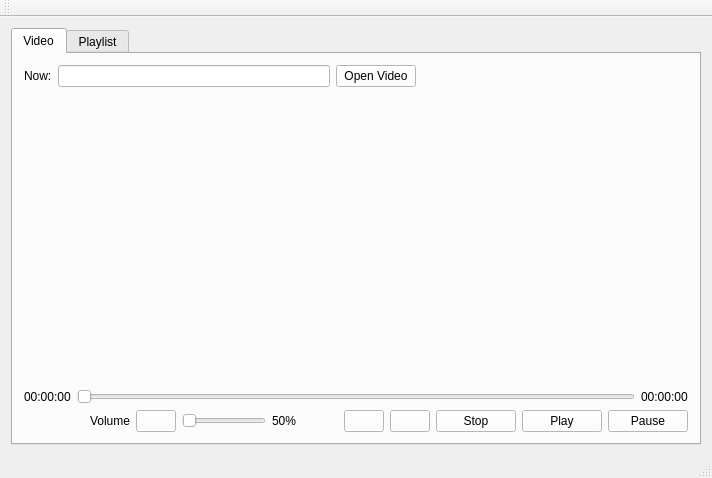
Before: the Qt Designer form VideoPlayer/playerview.ui in Dr-Livsey/oop_labs, drawn with Qt 5.
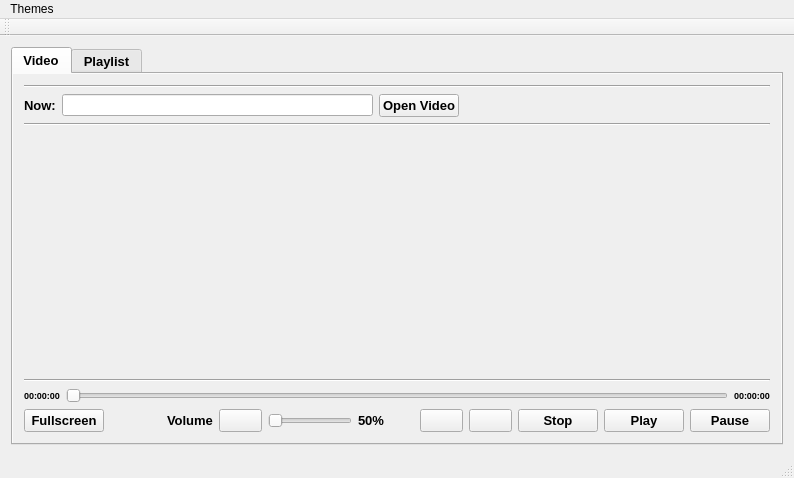
After: the same form once the commit is applied. The open tabs and pages were chosen to show the change.

```diff
--- a/VideoPlayer/playerview.ui
+++ b/VideoPlayer/playerview.ui
@@ -6,7 +6,7 @@
    <rect>
     <x>0</x>
     <y>0</y>
-    <width>712</width>
+    <width>783</width>
     <height>478</height>
    </rect>
   </property>
@@ -14,439 +14,84 @@
    <string>PlayerView</string>
   </property>
   <widget class="QWidget" name="centralWidget">
+   <property name="sizePolicy">
+    <sizepolicy hsizetype="Preferred" vsizetype="Preferred">
+     <horstretch>0</horstretch>
+     <verstretch>0</verstretch>
+    </sizepolicy>
+   </property>
+   <property name="autoFillBackground">
+    <bool>true</bool>
+   </property>
    <layout class="QVBoxLayout" name="verticalLayout_2">
     <item>
      <widget class="QTabWidget" name="tabWidget">
+      <property name="font">
+       <font>
+        <pointsize>10</pointsize>
+        <weight>75</weight>
+        <bold>true</bold>
+       </font>
+      </property>
+      <property name="tabletTracking">
+       <bool>false</bool>
+      </property>
+      <property name="focusPolicy">
+       <enum>Qt::NoFocus</enum>
+      </property>
+      <property name="autoFillBackground">
+       <bool>true</bool>
+      </property>
+      <property name="styleSheet">
+       <string notr="true"/>
+      </property>
+      <property name="tabShape">
+       <enum>QTabWidget::Rounded</enum>
+      </property>
       <property name="currentIndex">
        <number>1</number>
       </property>
+      <property name="tabBarAutoHide">
+       <bool>false</bool>
+      </property>
       <widget class="QWidget" name="Video">
-       <property name="palette">
-        <palette>
-         <active>
-          <colorrole role="WindowText">
-           <brush brushstyle="SolidPattern">
-            <color alpha="255">
-             <red>0</red>
-             <green>0</green>
-             <blue>0</blue>
-            </color>
-           </brush>
-          </colorrole>
-          <colorrole role="Button">
-           <brush brushstyle="SolidPattern">
-            <color alpha="255">
-             <red>255</red>
-             <green>255</green>
-             <blue>255</blue>
-            </color>
-           </brush>
-          </colorrole>
-          <colorrole role="Light">
-           <brush brushstyle="SolidPattern">
-            <color alpha="255">
-             <red>255</red>
-             <green>255</green>
-             <blue>255</blue>
-            </color>
-           </brush>
-          </colorrole>
-          <colorrole role="Midlight">
-           <brush brushstyle="SolidPattern">
-            <color alpha="255">
-             <red>255</red>
-             <green>255</green>
-             <blue>255</blue>
-            </color>
-           </brush>
-          </colorrole>
-          <colorrole role="Dark">
-           <brush brushstyle="SolidPattern">
-            <color alpha="255">
-             <red>127</red>
-             <green>127</green>
-             <blue>127</blue>
-            </color>
-           </brush>
-          </colorrole>
-          <colorrole role="Mid">
-           <brush brushstyle="SolidPattern">
-            <color alpha="255">
-             <red>170</red>
-             <green>170</green>
-             <blue>170</blue>
-            </color>
-           </brush>
-          </colorrole>
-          <colorrole role="Text">
-           <brush brushstyle="SolidPattern">
-            <color alpha="255">
-             <red>0</red>
-             <green>0</green>
-             <blue>0</blue>
-            </color>
-           </brush>
-          </colorrole>
-          <colorrole role="BrightText">
-           <brush brushstyle="SolidPattern">
-            <color alpha="255">
-             <red>255</red>
-             <green>255</green>
-             <blue>255</blue>
-            </color>
-           </brush>
-          </colorrole>
-          <colorrole role="ButtonText">
-           <brush brushstyle="SolidPattern">
-            <color alpha="255">
-             <red>0</red>
-             <green>0</green>
-             <blue>0</blue>
-            </color>
-           </brush>
-          </colorrole>
-          <colorrole role="Base">
-           <brush brushstyle="SolidPattern">
-            <color alpha="255">
-             <red>255</red>
-             <green>255</green>
-             <blue>255</blue>
-            </color>
-           </brush>
-          </colorrole>
-          <colorrole role="Window">
-           <brush brushstyle="SolidPattern">
-            <color alpha="255">
-             <red>255</red>
-             <green>255</green>
-             <blue>255</blue>
-            </color>
-           </brush>
-          </colorrole>
-          <colorrole role="Shadow">
-           <brush brushstyle="SolidPattern">
-            <color alpha="255">
-             <red>0</red>
-             <green>0</green>
-             <blue>0</blue>
-            </color>
-           </brush>
-          </colorrole>
-          <colorrole role="AlternateBase">
-           <brush brushstyle="SolidPattern">
-            <color alpha="255">
-             <red>255</red>
-             <green>255</green>
-             <blue>255</blue>
-            </color>
-           </brush>
-          </colorrole>
-          <colorrole role="ToolTipBase">
-           <brush brushstyle="SolidPattern">
-            <color alpha="255">
-             <red>255</red>
-             <green>255</green>
-             <blue>220</blue>
-            </color>
-           </brush>
-          </colorrole>
-          <colorrole role="ToolTipText">
-           <brush brushstyle="SolidPattern">
-            <color alpha="255">
-             <red>0</red>
-             <green>0</green>
-             <blue>0</blue>
-            </color>
-           </brush>
-          </colorrole>
-         </active>
-         <inactive>
-          <colorrole role="WindowText">
-           <brush brushstyle="SolidPattern">
-            <color alpha="255">
-             <red>0</red>
-             <green>0</green>
-             <blue>0</blue>
-            </color>
-           </brush>
-          </colorrole>
-          <colorrole role="Button">
-           <brush brushstyle="SolidPattern">
-            <color alpha="255">
-             <red>255</red>
-             <green>255</green>
-             <blue>255</blue>
-            </color>
-           </brush>
-          </colorrole>
-          <colorrole role="Light">
-           <brush brushstyle="SolidPattern">
-            <color alpha="255">
-             <red>255</red>
-             <green>255</green>
-             <blue>255</blue>
-            </color>
-           </brush>
-          </colorrole>
-          <colorrole role="Midlight">
-           <brush brushstyle="SolidPattern">
-            <color alpha="255">
-             <red>255</red>
-             <green>255</green>
-             <blue>255</blue>
-            </color>
-           </brush>
-          </colorrole>
-          <colorrole role="Dark">
-           <brush brushstyle="SolidPattern">
-            <color alpha="255">
-             <red>127</red>
-             <green>127</green>
-             <blue>127</blue>
-            </color>
-           </brush>
-          </colorrole>
-          <colorrole role="Mid">
-           <brush brushstyle="SolidPattern">
-            <color alpha="255">
-             <red>170</red>
-             <green>170</green>
-             <blue>170</blue>
-            </color>
-           </brush>
-          </colorrole>
-          <colorrole role="Text">
-           <brush brushstyle="SolidPattern">
-            <color alpha="255">
-             <red>0</red>
-             <green>0</green>
-             <blue>0</blue>
-            </color>
-           </brush>
-          </colorrole>
-          <colorrole role="BrightText">
-           <brush brushstyle="SolidPattern">
-            <color alpha="255">
-             <red>255</red>
-             <green>255</green>
-             <blue>255</blue>
-            </color>
-           </brush>
-          </colorrole>
-          <colorrole role="ButtonText">
-           <brush brushstyle="SolidPattern">
-            <color alpha="255">
-             <red>0</red>
-             <green>0</green>
-             <blue>0</blue>
-            </color>
-           </brush>
-          </colorrole>
-          <colorrole role="Base">
-           <brush brushstyle="SolidPattern">
-            <color alpha="255">
-             <red>255</red>
-             <green>255</green>
-             <blue>255</blue>
-            </color>
-           </brush>
-          </colorrole>
-          <colorrole role="Window">
-           <brush brushstyle="SolidPattern">
-            <color alpha="255">
-             <red>255</red>
-             <green>255</green>
-             <blue>255</blue>
-            </color>
-           </brush>
-          </colorrole>
-          <colorrole role="Shadow">
-           <brush brushstyle="SolidPattern">
-            <color alpha="255">
-             <red>0</red>
-             <green>0</green>
-             <blue>0</blue>
-            </color>
-           </brush>
-          </colorrole>
-          <colorrole role="AlternateBase">
-           <brush brushstyle="SolidPattern">
-            <color alpha="255">
-             <red>255</red>
-             <green>255</green>
-             <blue>255</blue>
-            </color>
-           </brush>
-          </colorrole>
-          <colorrole role="ToolTipBase">
-           <brush brushstyle="SolidPattern">
-            <color alpha="255">
-             <red>255</red>
-             <green>255</green>
-             <blue>220</blue>
-            </color>
-           </brush>
-          </colorrole>
-          <colorrole role="ToolTipText">
-           <brush brushstyle="SolidPattern">
-            <color alpha="255">
-             <red>0</red>
-             <green>0</green>
-             <blue>0</blue>
-            </color>
-           </brush>
-          </colorrole>
-         </inactive>
-         <disabled>
-          <colorrole role="WindowText">
-           <brush brushstyle="SolidPattern">
-            <color alpha="255">
-             <red>127</red>
-             <green>127</green>
-             <blue>127</blue>
-            </color>
-           </brush>
-          </colorrole>
-          <colorrole role="Button">
-           <brush brushstyle="SolidPattern">
-            <color alpha="255">
-             <red>255</red>
-             <green>255</green>
-             <blue>255</blue>
-            </color>
-           </brush>
-          </colorrole>
-          <colorrole role="Light">
-           <brush brushstyle="SolidPattern">
-            <color alpha="255">
-             <red>255</red>
-             <green>255</green>
-             <blue>255</blue>
-            </color>
-           </brush>
-          </colorrole>
-          <colorrole role="Midlight">
-           <brush brushstyle="SolidPattern">
-            <color alpha="255">
-             <red>255</red>
-             <green>255</green>
-             <blue>255</blue>
-            </color>
-           </brush>
-          </colorrole>
-          <colorrole role="Dark">
-           <brush brushstyle="SolidPattern">
-            <color alpha="255">
-             <red>127</red>
-             <green>127</green>
-             <blue>127</blue>
-            </color>
-           </brush>
-          </colorrole>
-          <colorrole role="Mid">
-           <brush brushstyle="SolidPattern">
-            <color alpha="255">
-             <red>170</red>
-             <green>170</green>
-             <blue>170</blue>
-            </color>
-           </brush>
-          </colorrole>
-          <colorrole role="Text">
-           <brush brushstyle="SolidPattern">
-            <color alpha="255">
-             <red>127</red>
-             <green>127</green>
-             <blue>127</blue>
-            </color>
-           </brush>
-          </colorrole>
-          <colorrole role="BrightText">
-           <brush brushstyle="SolidPattern">
-            <color alpha="255">
-             <red>255</red>
-             <green>255</green>
-             <blue>255</blue>
-            </color>
-           </brush>
-          </colorrole>
-          <colorrole role="ButtonText">
-           <brush brushstyle="SolidPattern">
-            <color alpha="255">
-             <red>127</red>
-             <green>127</green>
-             <blue>127</blue>
-            </color>
-           </brush>
-          </colorrole>
-          <colorrole role="Base">
-           <brush brushstyle="SolidPattern">
-            <color alpha="255">
-             <red>255</red>
-             <green>255</green>
-             <blue>255</blue>
-            </color>
-           </brush>
-          </colorrole>
-          <colorrole role="Window">
-           <brush brushstyle="SolidPattern">
-            <color alpha="255">
-             <red>255</red>
-             <green>255</green>
-             <blue>255</blue>
-            </color>
-           </brush>
-          </colorrole>
-          <colorrole role="Shadow">
-           <brush brushstyle="SolidPattern">
-            <color alpha="255">
-             <red>0</red>
-             <green>0</green>
-             <blue>0</blue>
-            </color>
-           </brush>
-          </colorrole>
-          <colorrole role="AlternateBase">
-           <brush brushstyle="SolidPattern">
-            <color alpha="255">
-             <red>255</red>
-             <green>255</green>
-             <blue>255</blue>
-            </color>
-           </brush>
-          </colorrole>
-          <colorrole role="ToolTipBase">
-           <brush brushstyle="SolidPattern">
-            <color alpha="255">
-             <red>255</red>
-             <green>255</green>
-             <blue>220</blue>
-            </color>
-           </brush>
-          </colorrole>
-          <colorrole role="ToolTipText">
-           <brush brushstyle="SolidPattern">
-            <color alpha="255">
-             <red>0</red>
-             <green>0</green>
-             <blue>0</blue>
-            </color>
-           </brush>
-          </colorrole>
-         </disabled>
-        </palette>
+       <property name="autoFillBackground">
+        <bool>true</bool>
        </property>
        <attribute name="title">
         <string>Video</string>
        </attribute>
        <layout class="QVBoxLayout" name="verticalLayout_6">
+        <item>
+         <widget class="Line" name="line_3">
+          <property name="orientation">
+           <enum>Qt::Horizontal</enum>
+          </property>
+         </widget>
+        </item>
         <item>
          <layout class="QGridLayout" name="gridLayout">
           <property name="topMargin">
            <number>0</number>
           </property>
+          <property name="verticalSpacing">
+           <number>0</number>
+          </property>
           <item row="0" column="0">
            <widget class="QLabel" name="NowLabel">
+            <property name="font">
+             <font>
+              <pointsize>10</pointsize>
+              <weight>75</weight>
+              <bold>true</bold>
+             </font>
+            </property>
+            <property name="autoFillBackground">
+             <bool>false</bool>
+            </property>
+            <property name="styleSheet">
+             <string notr="true"/>
+            </property>
             <property name="text">
              <string>Now:</string>
             </property>
@@ -454,6 +99,15 @@
           </item>
           <item row="0" column="1">
            <widget class="QLineEdit" name="NowLine">
+            <property name="font">
+             <font>
+              <family>MS Sans Serif</family>
+              <pointsize>8</pointsize>
+              <weight>50</weight>
+              <italic>true</italic>
+              <bold>false</bold>
+             </font>
+            </property>
             <property name="readOnly">
              <bool>true</bool>
             </property>
@@ -474,6 +128,12 @@
           </item>
           <item row="0" column="2">
            <widget class="QPushButton" name="OpenVideo">
+            <property name="font">
+             <font>
+              <weight>75</weight>
+              <bold>true</bold>
+             </font>
+            </property>
             <property name="text">
              <string>Open Video</string>
             </property>
@@ -483,6 +143,13 @@
         </item>
         <item>
          <layout class="QVBoxLayout" name="verticalLayout_4">
+          <item>
+           <widget class="Line" name="line_2">
+            <property name="orientation">
+             <enum>Qt::Horizontal</enum>
+            </property>
+           </widget>
+          </item>
           <item>
            <layout class="QHBoxLayout" name="horizontalLayout_4">
             <item>
@@ -493,14 +160,40 @@
                 <verstretch>0</verstretch>
                </sizepolicy>
               </property>
+              <property name="autoFillBackground">
+               <bool>true</bool>
+              </property>
              </widget>
             </item>
            </layout>
           </item>
+          <item>
+           <widget class="Line" name="line">
+            <property name="font">
+             <font>
+              <weight>50</weight>
+              <bold>false</bold>
+             </font>
+            </property>
+            <property name="frameShadow">
+             <enum>QFrame::Sunken</enum>
+            </property>
+            <property name="orientation">
+             <enum>Qt::Horizontal</enum>
+            </property>
+           </widget>
+          </item>
           <item>
            <layout class="QHBoxLayout" name="horizontalLayout_3">
             <item>
              <widget class="QLabel" name="PositionLabel">
+              <property name="font">
+               <font>
+                <pointsize>7</pointsize>
+                <weight>75</weight>
+                <bold>true</bold>
+               </font>
+              </property>
               <property name="text">
                <string>00:00:00</string>
               </property>
@@ -521,6 +214,13 @@
                 <verstretch>0</verstretch>
                </sizepolicy>
               </property>
+              <property name="font">
+               <font>
+                <pointsize>7</pointsize>
+                <weight>75</weight>
+                <bold>true</bold>
+               </font>
+              </property>
               <property name="text">
                <string>00:00:00</string>
               </property>
@@ -533,6 +233,19 @@
             <property name="topMargin">
              <number>0</number>
             </property>
+            <item>
+             <widget class="QPushButton" name="FullscreenButton">
+              <property name="font">
+               <font>
+                <weight>75</weight>
+                <bold>true</bold>
+               </font>
+              </property>
+              <property name="text">
+               <string>Fullscreen</string>
+              </property>
+             </widget>
+            </item>
             <item>
              <spacer name="horizontalSpacer_2">
               <property name="orientation">
@@ -548,6 +261,12 @@
             </item>
             <item>
              <widget class="QLabel" name="VolumeLabel">
+              <property name="font">
+               <font>
+                <weight>75</weight>
+                <bold>true</bold>
+               </font>
+              </property>
               <property name="text">
                <string>Volume</string>
               </property>
@@ -584,6 +303,12 @@
                 <height>0</height>
                </size>
               </property>
+              <property name="font">
+               <font>
+                <weight>75</weight>
+                <bold>true</bold>
+               </font>
+              </property>
               <property name="text">
                <string>50%</string>
               </property>
@@ -598,6 +323,9 @@
             </item>
             <item>
              <widget class="QPushButton" name="NextButton">
+              <property name="styleSheet">
+               <string notr="true"/>
+              </property>
               <property name="text">
                <string/>
               </property>
@@ -605,6 +333,12 @@
             </item>
             <item>
              <widget class="QPushButton" name="Stop">
+              <property name="font">
+               <font>
+                <weight>75</weight>
+                <bold>true</bold>
+               </font>
+              </property>
               <property name="text">
                <string>Stop</string>
               </property>
@@ -612,6 +346,12 @@
             </item>
             <item>
              <widget class="QPushButton" name="Play">
+              <property name="font">
+               <font>
+                <weight>75</weight>
+                <bold>true</bold>
+               </font>
+              </property>
               <property name="text">
                <string>Play</string>
               </property>
@@ -619,6 +359,12 @@
             </item>
             <item>
              <widget class="QPushButton" name="Pause">
+              <property name="font">
+               <font>
+                <weight>75</weight>
+                <bold>true</bold>
+               </font>
+              </property>
               <property name="text">
                <string>Pause</string>
               </property>
@@ -631,150 +377,244 @@
        </layout>
       </widget>
       <widget class="QWidget" name="Playlist">
+       <property name="autoFillBackground">
+        <bool>true</bool>
+       </property>
        <attribute name="title">
         <string>Playlist</string>
        </attribute>
-       <layout class="QVBoxLayout" name="verticalLayout">
+       <layout class="QVBoxLayout" name="verticalLayout_3">
         <item>
-         <layout class="QHBoxLayout" name="horizontalLayout_7">
-          <property name="topMargin">
-           <number>0</number>
-          </property>
+         <layout class="QVBoxLayout" name="verticalLayout">
           <item>
-           <spacer name="horizontalSpacer_5">
-            <property name="orientation">
-             <enum>Qt::Horizontal</enum>
+           <layout class="QHBoxLayout" name="horizontalLayout_7">
+            <property name="topMargin">
+             <number>0</number>
             </property>
-            <property name="sizeType">
-             <enum>QSizePolicy::Expanding</enum>
+            <property name="rightMargin">
+             <number>370</number>
             </property>
-            <property name="sizeHint" stdset="0">
-             <size>
-              <width>20</width>
-              <height>10</height>
-             </size>
-            </property>
-           </spacer>
+            <item>
+             <widget class="QPushButton" name="GotocurrentplButton">
+              <property name="enabled">
+               <bool>false</bool>
+              </property>
+              <property name="sizePolicy">
+               <sizepolicy hsizetype="Preferred" vsizetype="Fixed">
+                <horstretch>0</horstretch>
+                <verstretch>0</verstretch>
+               </sizepolicy>
+              </property>
+              <property name="font">
+               <font>
+                <weight>75</weight>
+                <bold>true</bold>
+               </font>
+              </property>
+              <property name="text">
+               <string>Now Playing</string>
+              </property>
+             </widget>
+            </item>
+            <item>
+             <widget class="QLineEdit" name="NowPlaylistLine">
+              <property name="sizePolicy">
+               <sizepolicy hsizetype="Preferred" vsizetype="Fixed">
+                <horstretch>25</horstretch>
+                <verstretch>0</verstretch>
+               </sizepolicy>
+              </property>
+              <property name="font">
+               <font>
+                <family>MS Sans Serif</family>
+                <pointsize>10</pointsize>
+                <weight>50</weight>
+                <italic>true</italic>
+                <bold>false</bold>
+               </font>
+              </property>
+              <property name="readOnly">
+               <bool>true</bool>
+              </property>
+             </widget>
+            </item>
+           </layout>
           </item>
           <item>
-           <widget class="QPushButton" name="GotocurrentplButton">
-            <property name="enabled">
-             <bool>false</bool>
+           <layout class="QHBoxLayout" name="horizontalLayout">
+            <property name="rightMargin">
+             <number>0</number>
             </property>
-            <property name="sizePolicy">
-             <sizepolicy hsizetype="Preferred" vsizetype="Fixed">
-              <horstretch>0</horstretch>
-              <verstretch>0</verstretch>
-             </sizepolicy>
-            </property>
-            <property name="text">
-             <string>Current playlist</string>
-            </property>
-           </widget>
+            <item>
+             <widget class="QListWidget" name="PlaylistWidget">
+              <property name="sizePolicy">
+               <sizepolicy hsizetype="Preferred" vsizetype="Expanding">
+                <horstretch>0</horstretch>
+                <verstretch>0</verstretch>
+               </sizepolicy>
+              </property>
+              <property name="font">
+               <font>
+                <pointsize>10</pointsize>
+                <weight>50</weight>
+                <italic>true</italic>
+                <bold>false</bold>
+               </font>
+              </property>
+             </widget>
+            </item>
+            <item>
+             <widget class="QListWidget" name="PlaylistContainer">
+              <property name="sizePolicy">
+               <sizepolicy hsizetype="Preferred" vsizetype="Expanding">
+                <horstretch>0</horstretch>
+                <verstretch>0</verstretch>
+               </sizepolicy>
+              </property>
+              <property name="font">
+               <font>
+                <pointsize>11</pointsize>
+               </font>
+              </property>
+              <property name="editTriggers">
+               <set>QAbstractItemView::CurrentChanged|QAbstractItemView::DoubleClicked|QAbstractItemView::EditKeyPressed|QAbstractItemView::SelectedClicked</set>
+              </property>
+             </widget>
+            </item>
+           </layout>
           </item>
           <item>
-           <spacer name="horizontalSpacer_4">
-            <property name="orientation">
-             <enum>Qt::Horizontal</enum>
+           <layout class="QHBoxLayout" name="horizontalLayout_5">
+            <property name="sizeConstraint">
+             <enum>QLayout::SetNoConstraint</enum>
             </property>
-            <property name="sizeType">
-             <enum>QSizePolicy::Preferred</enum>
-            </property>
-            <property name="sizeHint" stdset="0">
-             <size>
-              <width>460</width>
-              <height>10</height>
-             </size>
-            </property>
-           </spacer>
-          </item>
-         </layout>
-        </item>
-        <item>
-         <layout class="QHBoxLayout" name="horizontalLayout">
-          <property name="rightMargin">
-           <number>0</number>
-          </property>
-          <item>
-           <widget class="QListWidget" name="PlaylistWidget">
-            <property name="sizePolicy">
-             <sizepolicy hsizetype="Preferred" vsizetype="Expanding">
-              <horstretch>0</horstretch>
-              <verstretch>0</verstretch>
-             </sizepolicy>
-            </property>
-           </widget>
-          </item>
-          <item>
-           <widget class="QListWidget" name="PlaylistContainer">
-            <property name="sizePolicy">
-             <sizepolicy hsizetype="Preferred" vsizetype="Expanding">
-              <horstretch>0</horstretch>
-              <verstretch>0</verstretch>
-             </sizepolicy>
-            </property>
-           </widget>
-          </item>
-         </layout>
-        </item>
-        <item>
-         <layout class="QHBoxLayout" name="horizontalLayout_8">
-          <item>
-           <widget class="QPushButton" name="Delete">
-            <property name="enabled">
-             <bool>false</bool>
-            </property>
-            <property name="text">
-             <string>Delete</string>
-            </property>
-           </widget>
-          </item>
-          <item>
-           <widget class="QPushButton" name="AddVideo">
-            <property name="text">
-             <string>Add Video</string>
-            </property>
-           </widget>
-          </item>
-          <item>
-           <widget class="QPushButton" name="SavePlaylistButton">
-            <property name="text">
-             <string>Save Playlist</string>
-            </property>
-           </widget>
-          </item>
-          <item>
-           <widget class="QPushButton" name="Reset">
-            <property name="enabled">
-             <bool>false</bool>
-            </property>
-            <property name="text">
-             <string>Reset</string>
-            </property>
-           </widget>
-          </item>
-          <item>
-           <spacer name="horizontalSpacer_3">
-            <property name="orientation">
-             <enum>Qt::Horizontal</enum>
-            </property>
-            <property name="sizeType">
-             <enum>QSizePolicy::Preferred</enum>
-            </property>
-            <property name="sizeHint" stdset="0">
-             <size>
-              <width>250</width>
-              <height>20</height>
-             </size>
-            </property>
-           </spacer>
-          </item>
-          <item>
-           <widget class="QPushButton" name="AddPlaylistButton">
-            <property name="text">
-             <string>Add Playlist</string>
-            </property>
-           </widget>
+            <item>
+             <layout class="QHBoxLayout" name="horizontalLayout_8">
+              <property name="leftMargin">
+               <number>5</number>
+              </property>
+              <property name="rightMargin">
+               <number>5</number>
+              </property>
+              <item>
+               <widget class="QPushButton" name="Delete">
+                <property name="enabled">
+                 <bool>false</bool>
+                </property>
+                <property name="font">
+                 <font>
+                  <weight>75</weight>
+                  <bold>true</bold>
+                 </font>
+                </property>
+                <property name="text">
+                 <string>Delete</string>
+                </property>
+               </widget>
+              </item>
+              <item>
+               <widget class="QPushButton" name="AddVideo">
+                <property name="enabled">
+                 <bool>false</bool>
+                </property>
+                <property name="font">
+                 <font>
+                  <weight>75</weight>
+                  <bold>true</bold>
+                 </font>
+                </property>
+                <property name="text">
+                 <string>Add Video</string>
+                </property>
+               </widget>
+              </item>
+              <item>
+               <widget class="QPushButton" name="SavePlaylistButton">
+                <property name="enabled">
+                 <bool>false</bool>
+                </property>
+                <property name="font">
+                 <font>
+                  <weight>75</weight>
+                  <bold>true</bold>
+                 </font>
+                </property>
+                <property name="text">
+                 <string>Save Playlist</string>
+                </property>
+               </widget>
+              </item>
+              <item>
+               <widget class="QPushButton" name="Reset">
+                <property name="enabled">
+                 <bool>false</bool>
+                </property>
+                <property name="font">
+                 <font>
+                  <weight>75</weight>
+                  <bold>true</bold>
+                 </font>
+                </property>
+                <property name="text">
+                 <string>Clear</string>
+                </property>
+               </widget>
+              </item>
+             </layout>
+            </item>
+            <item>
+             <layout class="QHBoxLayout" name="horizontalLayout_6">
+              <property name="leftMargin">
+               <number>45</number>
+              </property>
+              <property name="rightMargin">
+               <number>45</number>
+              </property>
+              <item>
+               <widget class="QPushButton" name="CreatePlaylistButton">
+                <property name="font">
+                 <font>
+                  <weight>75</weight>
+                  <bold>true</bold>
+                 </font>
+                </property>
+                <property name="text">
+                 <string>Create Playlist</string>
+                </property>
+               </widget>
+              </item>
+              <item>
+               <widget class="QPushButton" name="AddPlaylistButton">
+                <property name="font">
+                 <font>
+                  <weight>75</weight>
+                  <bold>true</bold>
+                 </font>
+                </property>
+                <property name="text">
+                 <string>Add Playlist</string>
+                </property>
+               </widget>
+              </item>
+              <item>
+               <widget class="QPushButton" name="DeletePlaylistButton">
+                <property name="enabled">
+                 <bool>false</bool>
+                </property>
+                <property name="font">
+                 <font>
+                  <weight>75</weight>
+                  <bold>true</bold>
+                 </font>
+                </property>
+                <property name="text">
+                 <string>Delete Playlist</string>
+                </property>
+               </widget>
+              </item>
+             </layout>
+            </item>
+           </layout>
           </item>
          </layout>
         </item>
@@ -789,10 +629,18 @@
     <rect>
      <x>0</x>
      <y>0</y>
-     <width>712</width>
+     <width>783</width>
      <height>21</height>
     </rect>
    </property>
+   <widget class="QMenu" name="menuThemes">
+    <property name="title">
+     <string>Themes</string>
+    </property>
+    <addaction name="actionBlueTint"/>
+    <addaction name="actionWhite"/>
+   </widget>
+   <addaction name="menuThemes"/>
   </widget>
   <widget class="QToolBar" name="mainToolBar">
    <attribute name="toolBarArea">
@@ -803,6 +651,16 @@
    </attribute>
   </widget>
   <widget class="QStatusBar" name="statusBar"/>
+  <action name="actionBlueTint">
+   <property name="text">
+    <string>Blue Tint</string>
+   </property>
+  </action>
+  <action name="actionWhite">
+   <property name="text">
+    <string>White</string>
+   </property>
+  </action>
  </widget>
  <layoutdefault spacing="6" margin="11"/>
  <resources/>
```
